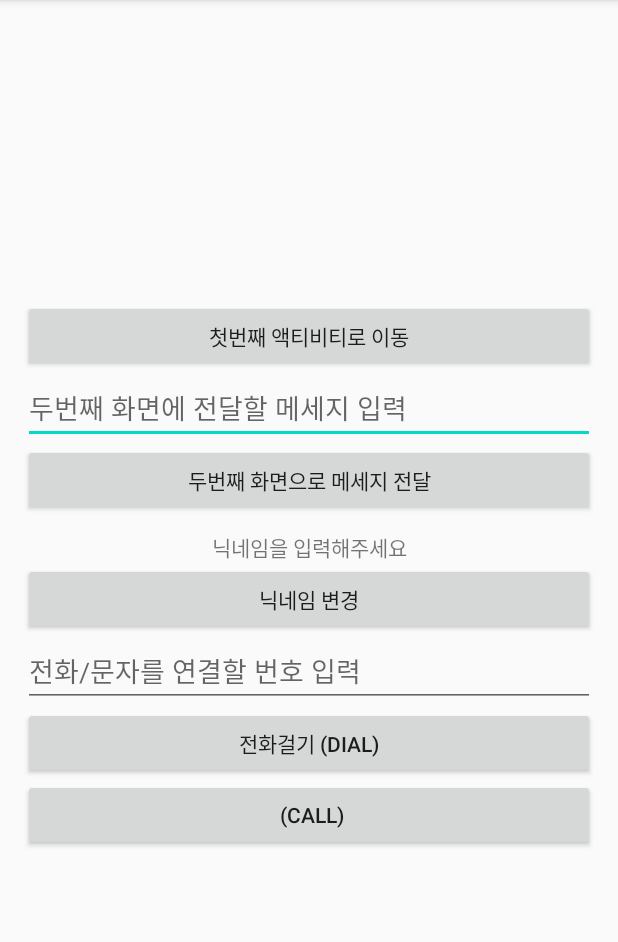
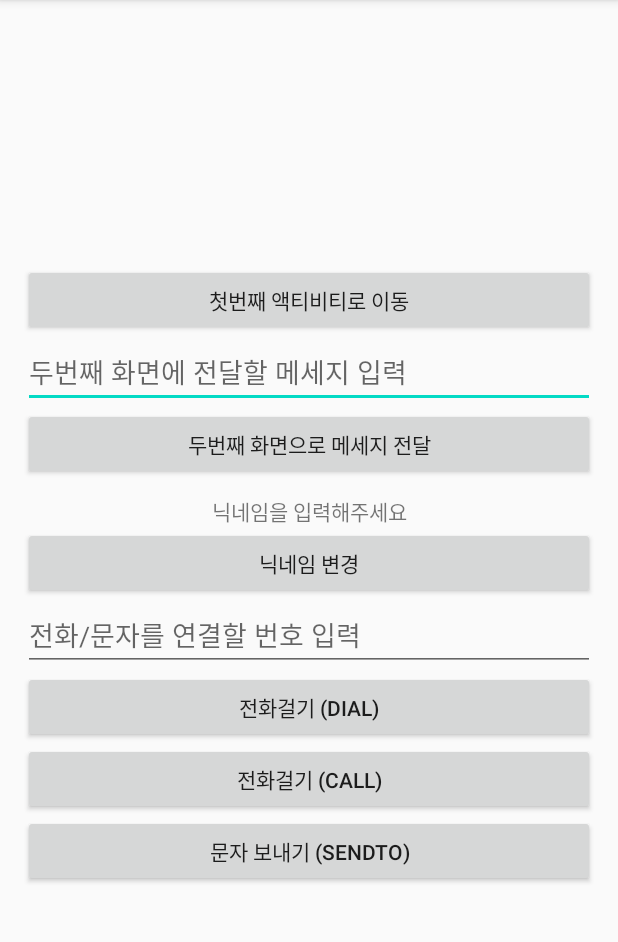
Before and after one commit to ckck0425/Intent_200806, an Android app: the screen it shows after launch (MainActivity), on a phone screen of 412 x 824 dp, the part 84-1026 px from its top. Run offline under Robolectric (Android 15) with nearby library versions, the phone set to English and light mode, and no system bars.

```diff
--- a/app/src/main/res/layout/activity_main.xml
+++ b/app/src/main/res/layout/activity_main.xml
@@ -57,7 +57,13 @@
         android:id="@+id/callBtn"
         android:layout_width="match_parent"
         android:layout_height="wrap_content"
-        android:text=" (CALL)"/>
+        android:text="전화걸기 (CALL)"/>
+
+    <Button
+        android:id="@+id/smsBtn"
+        android:layout_width="match_parent"
+        android:layout_height="wrap_content"
+        android:text="문자 보내기 (SENDTO)"/>
 
 
 
```
Also changed, not shown: app/src/main/java/kr/co/tjoeun/intent_200806/MainActivity.kt (+16 -0 lines).
